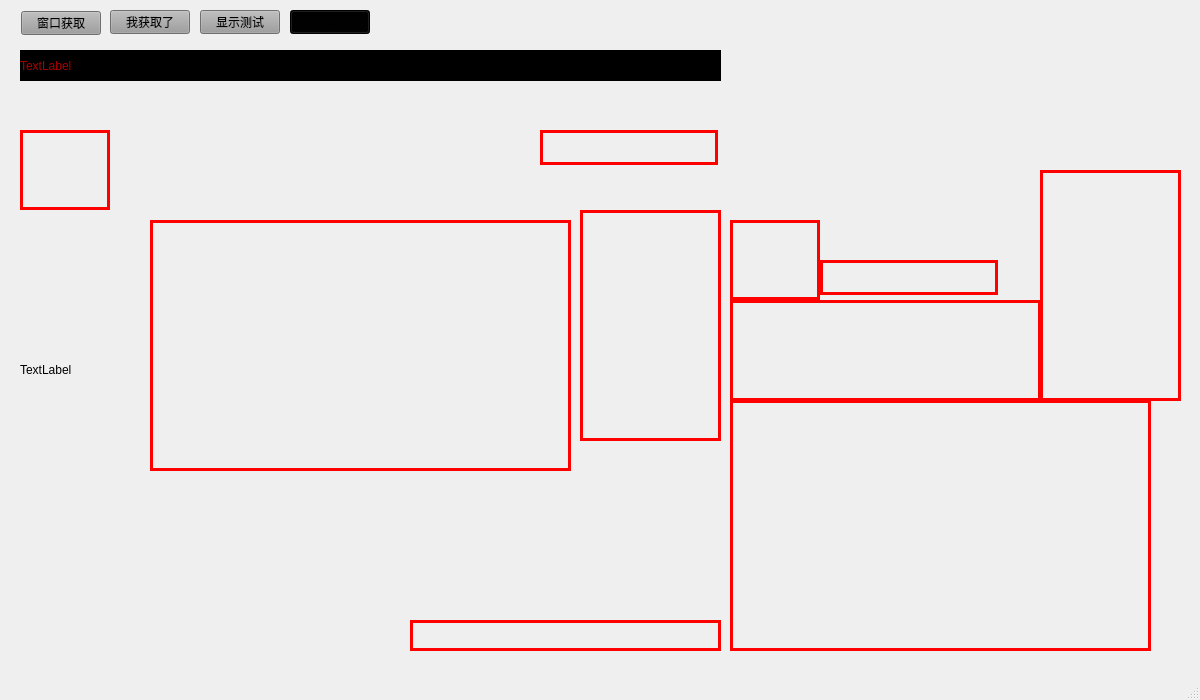
Old version of the form mainwindow.ui in the repository droplazy/HOOK.
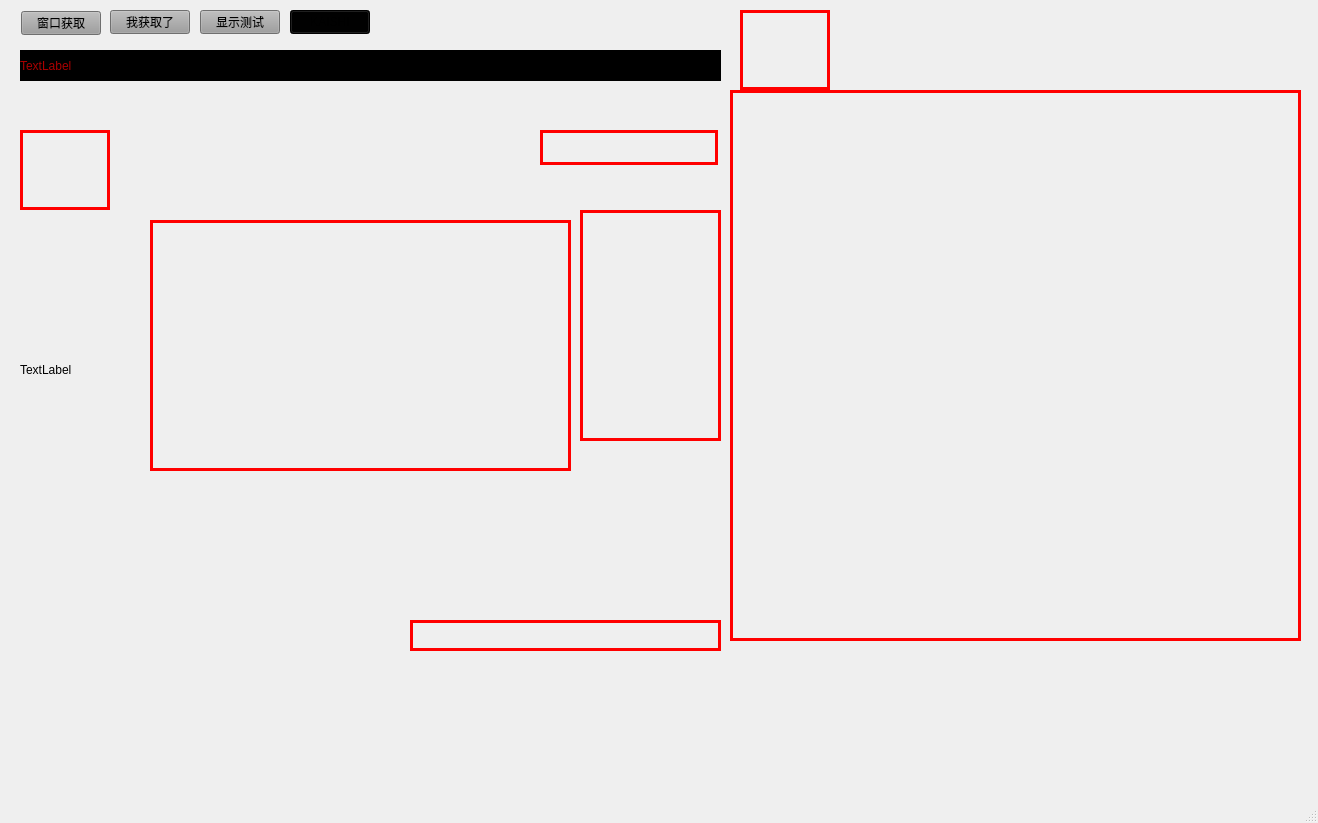
New version of the form. Icons and pictures are not drawn.

```diff
--- a/mainwindow.ui
+++ b/mainwindow.ui
@@ -6,8 +6,8 @@
    <rect>
     <x>0</x>
     <y>0</y>
-    <width>1200</width>
-    <height>700</height>
+    <width>1318</width>
+    <height>823</height>
    </rect>
   </property>
   <property name="minimumSize">
@@ -18,8 +18,8 @@
   </property>
   <property name="maximumSize">
    <size>
-    <width>1200</width>
-    <height>700</height>
+    <width>6000</width>
+    <height>6000</height>
    </size>
   </property>
   <property name="windowTitle">
@@ -189,22 +189,6 @@
      <string/>
     </property>
    </widget>
-   <widget class="QLabel" name="label_5">
-    <property name="geometry">
-     <rect>
-      <x>730</x>
-      <y>300</y>
-      <width>311</width>
-      <height>101</height>
-     </rect>
-    </property>
-    <property name="styleSheet">
-     <string notr="true">border: 3px solid red;background: transparent;</string>
-    </property>
-    <property name="text">
-     <string/>
-    </property>
-   </widget>
    <widget class="QLabel" name="label_6">
     <property name="geometry">
      <rect>
@@ -240,8 +224,8 @@
    <widget class="QLabel" name="label_7">
     <property name="geometry">
      <rect>
-      <x>730</x>
-      <y>220</y>
+      <x>740</x>
+      <y>10</y>
       <width>90</width>
       <height>80</height>
      </rect>
@@ -253,45 +237,13 @@
      <string/>
     </property>
    </widget>
-   <widget class="QLabel" name="label_8">
-    <property name="geometry">
-     <rect>
-      <x>820</x>
-      <y>260</y>
-      <width>178</width>
-      <height>35</height>
-     </rect>
-    </property>
-    <property name="styleSheet">
-     <string notr="true">border: 3px solid red;background: transparent;</string>
-    </property>
-    <property name="text">
-     <string/>
-    </property>
-   </widget>
    <widget class="QLabel" name="label_9">
     <property name="geometry">
      <rect>
       <x>730</x>
-      <y>400</y>
-      <width>421</width>
-      <height>251</height>
-     </rect>
-    </property>
-    <property name="styleSheet">
-     <string notr="true">border: 3px solid red;background: transparent;</string>
-    </property>
-    <property name="text">
-     <string/>
-    </property>
-   </widget>
-   <widget class="QLabel" name="label_10">
-    <property name="geometry">
-     <rect>
-      <x>1040</x>
-      <y>170</y>
-      <width>141</width>
-      <height>231</height>
+      <y>90</y>
+      <width>571</width>
+      <height>551</height>
      </rect>
     </property>
     <property name="styleSheet">
```
Left out of the diff: 2 changed lines with no effect on the pictures.
